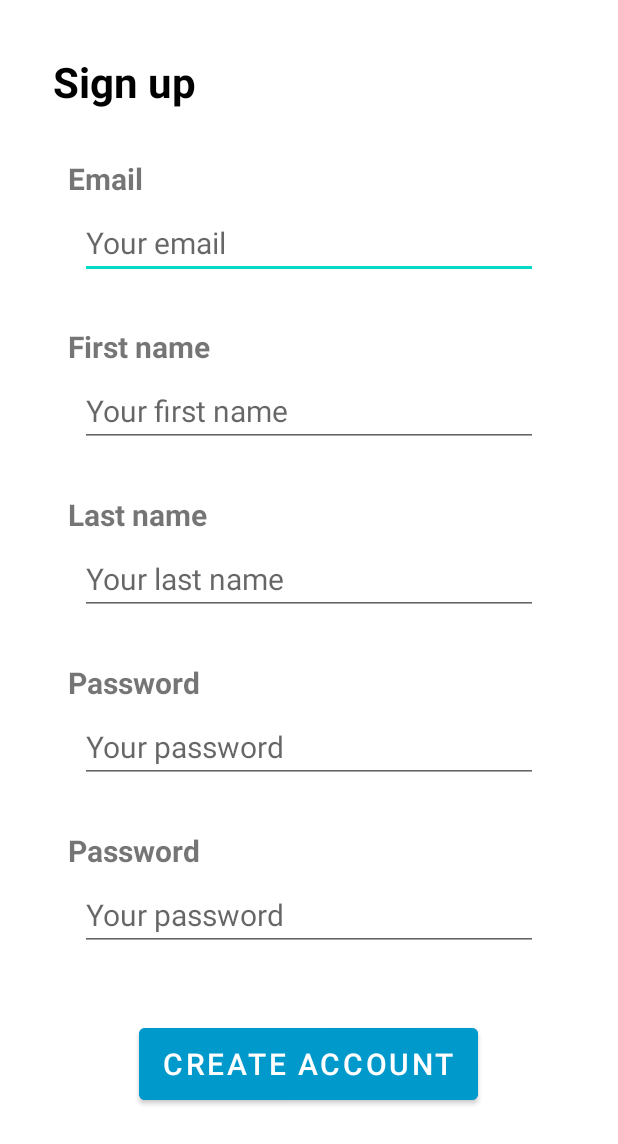
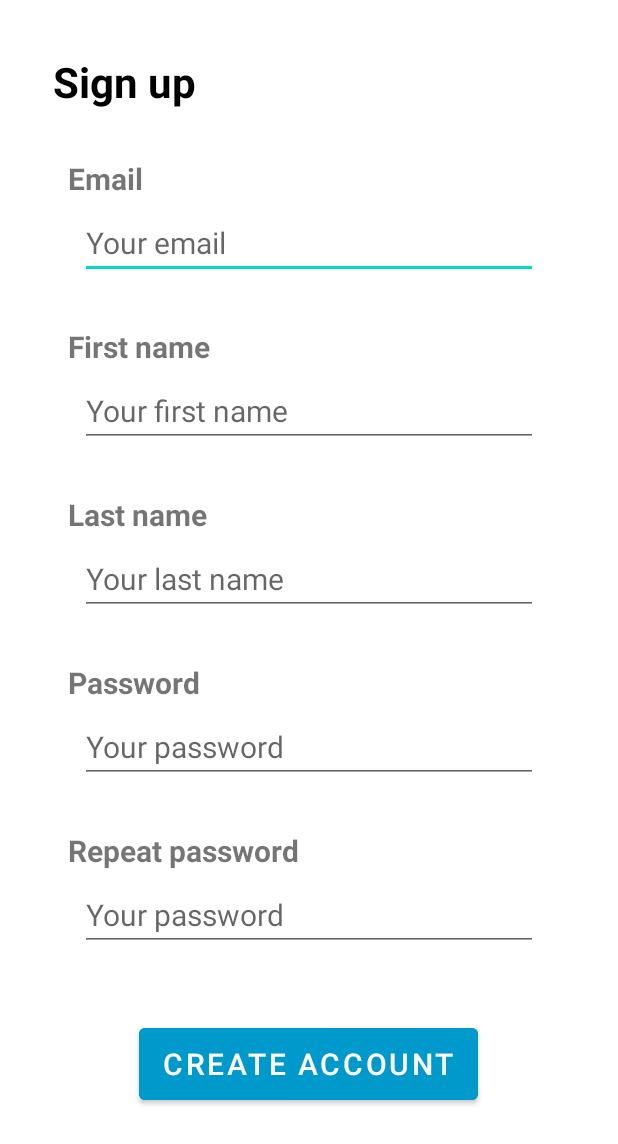
Before and after one commit to danimr99/LaSalle_GTAS2_Android_OpenEvents, an Android app: the RegisterActivity screen opened directly, with no data from a screen before it, on a phone screen of 412 x 824 dp. Shown: the top 1144 px of the screen. Run offline under Robolectric (Android 15) with nearby library versions, the phone set to English and light mode, and no system bars.

Commit message:
Minor bug fixes and improvements

```diff
--- a/app/build.gradle
+++ b/app/build.gradle
@@ -35,6 +35,7 @@ dependencies {
     implementation 'androidx.constraintlayout:constraintlayout:2.1.3'
     implementation 'androidx.legacy:legacy-support-v4:1.0.0'
     implementation 'com.google.code.gson:gson:2.9.0'
+    implementation 'androidx.cardview:cardview:1.0.0'
     testImplementation 'junit:junit:4.+'
     androidTestImplementation 'androidx.test.ext:junit:1.1.3'
     androidTestImplementation 'androidx.test.espresso:espresso-core:3.4.0'
--- a/app/src/main/java/com/openevents/api/API.java
+++ b/app/src/main/java/com/openevents/api/API.java
@@ -1,6 +1,7 @@
 package com.openevents.api;
 
 import com.openevents.model.AuthToken;
+import com.openevents.model.User;
 import com.openevents.model.UserSession;
 
 import retrofit2.Call;
@@ -10,4 +11,7 @@ import retrofit2.http.POST;
 public interface API {
     @POST("users/login")
     Call<AuthToken> login(@Body UserSession userSession);
+
+    @POST("users")
+    Call register(@Body User user);
 }
--- a/app/src/main/java/com/openevents/api/APIManager.java
+++ b/app/src/main/java/com/openevents/api/APIManager.java
@@ -2,6 +2,7 @@ package com.openevents.api;
 
 import com.openevents.constants.Constants;
 import com.openevents.model.AuthToken;
+import com.openevents.model.User;
 import com.openevents.model.UserSession;
 
 import retrofit2.Callback;
@@ -33,4 +34,8 @@ public class APIManager {
     public void login(String email, String password, Callback<AuthToken> callback) {
         this.service.login(new UserSession(email, password)).enqueue(callback);
     }
+
+    public void register(String name, String lastName, String email, String password, Callback<User> callback) {
+        this.service.register(new User(name, lastName, email, password)).enqueue(callback);
+    }
 }
--- a/app/src/main/res/layout-land/activity_register.xml
+++ /dev/null
@@ -1,142 +0,0 @@
-<?xml version="1.0" encoding="utf-8"?>
-<ScrollView xmlns:android="http://schemas.android.com/apk/res/android"
-    android:layout_width="match_parent"
-    android:layout_height="match_parent"
-    android:id="@+id/scrollView">
-
-    <LinearLayout
-        android:layout_width="match_parent"
-        android:layout_height="wrap_content"
-        android:orientation="vertical">
-
-        <TextView
-            android:id="@+id/signUpTitle"
-            android:layout_width="wrap_content"
-            android:layout_height="wrap_content"
-            android:layout_marginTop="35dp"
-            android:layout_marginBottom="16dp"
-            android:text="@string/signUpTitle"
-            android:textSize="28sp"
-            android:textStyle="bold"
-            android:layout_marginLeft="105dp"
-            android:textColor="@color/black"/>
-
-        <TextView
-            android:id="@+id/emailTitle"
-            android:layout_width="wrap_content"
-            android:layout_height="wrap_content"
-            android:layout_marginTop="16dp"
-            android:layout_marginBottom="5dp"
-            android:text="@string/emailTitleLogin"
-            android:textSize="20sp"
-            android:textStyle="bold"
-            android:layout_marginLeft="155dp" />
-        <EditText
-            android:id="@+id/email"
-            android:layout_width="425dp"
-            android:layout_height="wrap_content"
-            android:layout_gravity="center_horizontal"
-            android:hint="@string/emailHintLogin"
-            android:textSize="20sp"
-            android:layout_marginBottom="15dp"
-            android:autofillHints=""
-            android:inputType="textEmailAddress" />
-
-        <TextView
-            android:id="@+id/firstName"
-            android:layout_width="wrap_content"
-            android:layout_height="wrap_content"
-            android:layout_marginTop="16dp"
-            android:layout_marginBottom="5dp"
-            android:text="@string/firstName"
-            android:textSize="20sp"
-            android:textStyle="bold"
-            android:layout_marginLeft="155dp" />
-        <EditText
-            android:id="@+id/firstNameEdit"
-            android:layout_width="425dp"
-            android:layout_height="wrap_content"
-            android:layout_gravity="center_horizontal"
-            android:hint="@string/firstNameHint"
-            android:textSize="20sp"
-            android:layout_marginBottom="15dp"
-            android:autofillHints=""
-            android:inputType="text" />
-
-        <TextView
-            android:id="@+id/lastName"
-            android:layout_width="wrap_content"
-            android:layout_height="wrap_content"
-            android:layout_marginTop="16dp"
-            android:layout_marginBottom="5dp"
-            android:text="@string/lastName"
-            android:textSize="20sp"
-            android:textStyle="bold"
-            android:layout_marginLeft="155dp" />
-        <EditText
-            android:id="@+id/lastNameEdit"
-            android:layout_width="425dp"
-            android:layout_height="wrap_content"
-            android:layout_gravity="center_horizontal"
-            android:hint="@string/lastNameHint"
-            android:textSize="20sp"
-            android:layout_marginBottom="15dp"
-            android:autofillHints=""
-            android:inputType="text" />
-
-        <TextView
-            android:id="@+id/password"
-            android:layout_width="wrap_content"
-            android:layout_height="wrap_content"
-            android:layout_marginTop="16dp"
-            android:layout_marginBottom="5dp"
-            android:text="@string/passwordTitleLogin"
-            android:textSize="20sp"
-            android:textStyle="bold"
-            android:layout_marginLeft="155dp" />
-        <EditText
-            android:id="@+id/passwordEdit"
-            android:layout_width="425dp"
-            android:layout_height="wrap_content"
-            android:layout_gravity="center_horizontal"
-            android:hint="@string/passwordHintLogin"
-            android:textSize="20sp"
-            android:layout_marginBottom="15dp"
-            android:autofillHints=""
-            android:inputType="textPassword" />
-
-        <TextView
-            android:id="@+id/password2"
-            android:layout_width="wrap_content"
-            android:layout_height="wrap_content"
-            android:layout_marginTop="16dp"
-            android:layout_marginBottom="5dp"
-            android:text="@string/passwordTitleLogin"
-            android:textSize="20sp"
-            android:textStyle="bold"
-            android:layout_marginLeft="155dp" />
-        <EditText
-            android:id="@+id/passwordEdit2"
-            android:layout_width="425dp"
-            android:layout_height="wrap_content"
-            android:layout_gravity="center_horizontal"
-            android:hint="@string/passwordHintLogin"
-            android:textSize="20sp"
-            android:layout_marginBottom="15dp"
-            android:autofillHints=""
-            android:inputType="textPassword" />
-
-        <Button
-            android:id="@+id/registerButton"
-            android:layout_width="wrap_content"
-            android:layout_height="60dp"
-            android:layout_gravity="center_horizontal"
-            android:text="@string/createAccountTitle"
-            android:backgroundTint="#FF0099CC"
-            android:textColor="#fff"
-            android:textSize="20sp"
-            android:layout_marginTop="30dp"
-            android:layout_marginBottom="60dp"/>
-
-    </LinearLayout>
-</ScrollView>
--- a/app/src/main/res/layout/activity_register.xml
+++ b/app/src/main/res/layout/activity_register.xml
@@ -18,8 +18,14 @@
             android:text="@string/signUpTitle"
             android:textSize="28sp"
             android:textStyle="bold"
-            android:layout_marginLeft="35dp"
+            android:layout_marginStart="35dp"
             android:textColor="@color/black"/>
+
+        <FrameLayout
+            android:id="@+id/imageSelector"
+            android:layout_width="wrap_content"
+            android:layout_height="wrap_content"
+            android:layout_gravity="center"/>
 
         <TextView
             android:id="@+id/emailTitle"
@@ -30,7 +36,7 @@
             android:text="@string/emailTitleLogin"
             android:textSize="20sp"
             android:textStyle="bold"
-            android:layout_marginLeft="45dp" />
+            android:layout_marginStart="45dp" />
         <EditText
             android:id="@+id/email"
             android:layout_width="305dp"
@@ -51,7 +57,7 @@
             android:text="@string/firstName"
             android:textSize="20sp"
             android:textStyle="bold"
-            android:layout_marginLeft="45dp" />
+            android:layout_marginStart="45dp" />
         <EditText
             android:id="@+id/firstNameEdit"
             android:layout_width="305dp"
@@ -72,7 +78,7 @@
             android:text="@string/lastName"
             android:textSize="20sp"
             android:textStyle="bold"
-            android:layout_marginLeft="45dp" />
+            android:layout_marginStart="45dp" />
         <EditText
             android:id="@+id/lastNameEdit"
             android:layout_width="305dp"
@@ -93,7 +99,7 @@
             android:text="@string/passwordTitleLogin"
             android:textSize="20sp"
             android:textStyle="bold"
-            android:layout_marginLeft="45dp" />
+            android:layout_marginStart="45dp" />
         <EditText
             android:id="@+id/passwordEdit"
             android:layout_width="305dp"
@@ -111,10 +117,10 @@
             android:layout_height="wrap_content"
             android:layout_marginTop="16dp"
             android:layout_marginBottom="5dp"
-            android:text="@string/passwordTitleLogin"
+            android:text="@string/repeatPasswordTitleLogin"
             android:textSize="20sp"
             android:textStyle="bold"
-            android:layout_marginLeft="45dp" />
+            android:layout_marginStart="45dp" />
         <EditText
             android:id="@+id/passwordEdit2"
             android:layout_width="305dp"
--- a/app/src/main/res/values/strings.xml
+++ b/app/src/main/res/values/strings.xml
@@ -2,6 +2,7 @@
     <string name="app_name">OpenEvents</string>
     <string name="emailTitleLogin">Email</string>
     <string name="passwordTitleLogin">Password</string>
+    <string name="repeatPasswordTitleLogin">Repeat password</string>
     <string name="passwordHintLogin">Your password</string>
     <string name="emailHintLogin">Your email</string>
     <string name="signInTitle">SIGN IN</string>
@@ -15,4 +16,6 @@
     <string name="lastNameHint">Your last name</string>
     <string name="createAccountTitle">CREATE ACCOUNT</string>
     <string name="formNotFilledError">ERROR: You must fill all the fields</string>
+    <string name="cannotConnectToServerError">ERROR: Connection to the server failed</string>
+    <string name="invalidCredentialsError">ERROR: Invalid credentials</string>
 </resources>
```
Also changed, not shown: app/src/main/AndroidManifest.xml (+12 -4 lines), app/src/main/java/com/openevents/controller/LoginActivity.java (+4 -8 lines), app/src/main/java/com/openevents/model/User.java (added, +28 -0 lines), app/src/main/java/com/openevents/utils/ToastNotification.java (added, +16 -0 lines), app/src/main/res/layout-land/activity_login.xml (deleted, +0 -98 lines).
